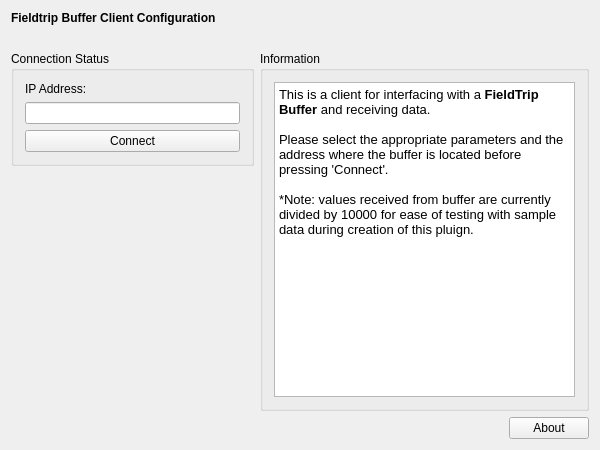
First picture: the form in applications/mne_scan/plugins/ftbuffer/FormFiles/ftbuffersetup.ui, repository mne-tools/mne-cpp, before the edit.
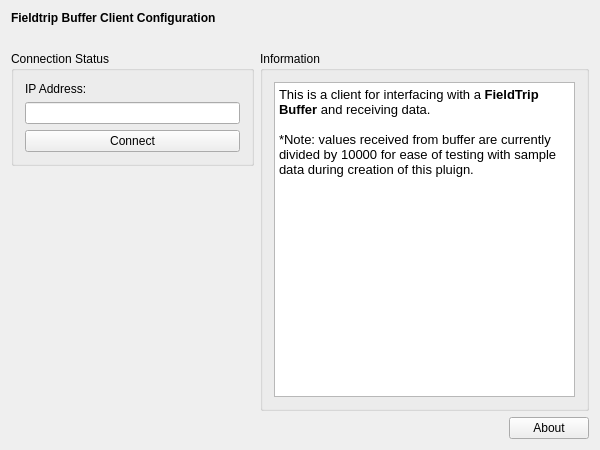
Second picture: the form after the edit.

The edit to the form file:
```diff
--- a/applications/mne_scan/plugins/ftbuffer/FormFiles/ftbuffersetup.ui
+++ b/applications/mne_scan/plugins/ftbuffer/FormFiles/ftbuffersetup.ui
@@ -73,8 +73,6 @@
 &lt;/style&gt;&lt;/head&gt;&lt;body style=&quot; font-family:'Sans'; font-size:10pt; font-weight:400; font-style:normal;&quot;&gt;
 &lt;p style=&quot; margin-top:0px; margin-bottom:0px; margin-left:0px; margin-right:0px; -qt-block-indent:0; text-indent:0px;&quot;&gt;&lt;span style=&quot; font-family:'Sans';&quot;&gt;This is a client for interfacing with a &lt;/span&gt;&lt;span style=&quot; font-family:'Sans'; font-weight:600;&quot;&gt;FieldTrip Buffer&lt;/span&gt;&lt;span style=&quot; font-family:'Sans';&quot;&gt; and receiving data. &lt;/span&gt;&lt;/p&gt;
 &lt;p style=&quot;-qt-paragraph-type:empty; margin-top:0px; margin-bottom:0px; margin-left:0px; margin-right:0px; -qt-block-indent:0; text-indent:0px; font-family:'Sans';&quot;&gt;&lt;br /&gt;&lt;/p&gt;
-&lt;p style=&quot; margin-top:0px; margin-bottom:0px; margin-left:0px; margin-right:0px; -qt-block-indent:0; text-indent:0px;&quot;&gt;&lt;span style=&quot; font-family:'Sans';&quot;&gt;Please select the appropriate parameters and the address where the buffer is located before pressing 'Connect'.&lt;/span&gt;&lt;/p&gt;
-&lt;p style=&quot;-qt-paragraph-type:empty; margin-top:0px; margin-bottom:0px; margin-left:0px; margin-right:0px; -qt-block-indent:0; text-indent:0px; font-family:'Sans';&quot;&gt;&lt;br /&gt;&lt;/p&gt;
 &lt;p style=&quot; margin-top:0px; margin-bottom:0px; margin-left:0px; margin-right:0px; -qt-block-indent:0; text-indent:0px;&quot;&gt;&lt;span style=&quot; font-family:'Sans';&quot;&gt;*Note: values received from buffer are currently divided by 10000 for ease of testing with sample data during creation of this pluign.&lt;/span&gt;&lt;/p&gt;&lt;/body&gt;&lt;/html&gt;</string>
           </property>
          </widget>
```
